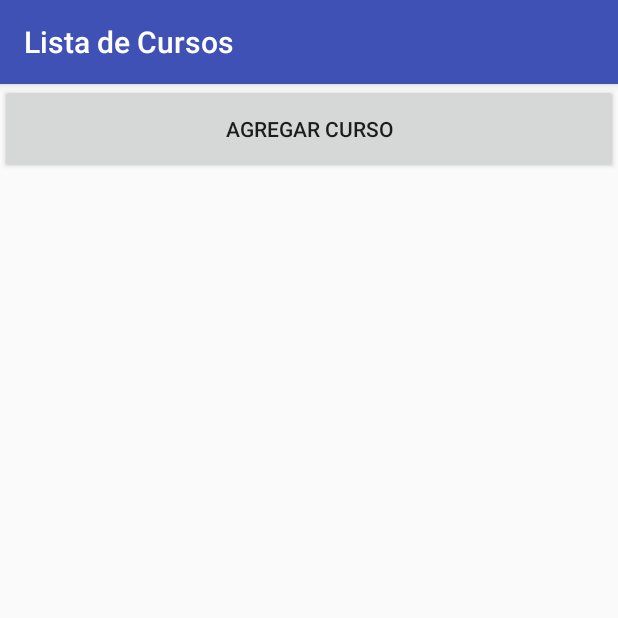
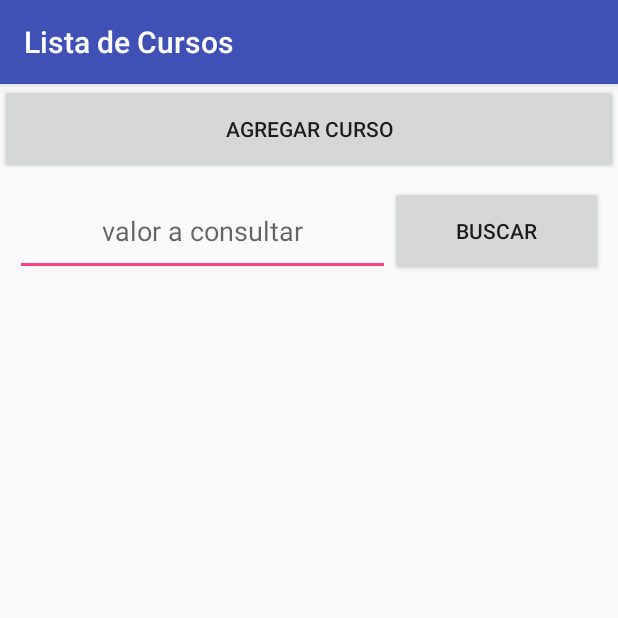
Before and after one commit to PrograMovil/Lab-BaseDatos, an Android app: the CursosFragment screen opened directly, with no data from a screen before it, on a phone screen of 412 x 824 dp, the top half of it. Run offline under Robolectric (Android 15) with nearby library versions, the phone set to English and light mode, and no system bars.

Commit message:
agregar boton de buscar curso y listener

```diff
--- a/app/src/main/java/com/lab_bd01/CursosFragment.java
+++ b/app/src/main/java/com/lab_bd01/CursosFragment.java
@@ -9,6 +9,7 @@ import android.support.v7.widget.RecyclerView;
 import android.view.LayoutInflater;
 import android.view.View;
 import android.view.ViewGroup;
+import android.widget.Button;
 import android.widget.ImageView;
 import android.widget.TextView;
 import android.widget.Toast;
@@ -23,13 +24,16 @@ public class CursosFragment extends Fragment {
     ArrayList<Curso> cursosList = new ArrayList<Curso>();
     RecyclerView cursosRecycler;
     BaseDatos basedatos;
+    Button buscarCursoBtn;
 
     @Override
     public void onCreate(@Nullable Bundle savedInstanceState) {
         super.onCreate(savedInstanceState);
+
         basedatos=BaseDatos.getInstance(getContext());
         initializeList();
         getActivity().setTitle("Lista de Cursos");
+
     }
 
     public void initializeList() {
@@ -55,6 +59,28 @@ public class CursosFragment extends Fragment {
         cursosRecycler.setHasFixedSize(true);
         LinearLayoutManager MyLayoutManager = new LinearLayoutManager(getActivity());
         MyLayoutManager.setOrientation(LinearLayoutManager.VERTICAL);
+
+        buscarCursoBtn = (Button) view.findViewById(R.id.buscarCursoBtn);
+
+        if(buscarCursoBtn == null){
+            Toast.makeText(getActivity(), "Boton null: " , Toast.LENGTH_SHORT).show();
+        }else{
+            buscarCursoBtn.setOnClickListener(new View.OnClickListener() {
+                @Override
+                public void onClick(View v) {
+                    cursosList.clear();
+                    Toast.makeText(getActivity(), "Buscando...", Toast.LENGTH_SHORT).show();
+                    LinearLayoutManager MyLayoutManager = new LinearLayoutManager(getActivity());
+                    MyLayoutManager.setOrientation(LinearLayoutManager.VERTICAL);
+                    if (cursosList.size() >= 0 & cursosRecycler != null) {
+                        cursosRecycler.setAdapter(new ListaDeCursosAdapter(cursosList));
+                    }
+                    cursosRecycler.setLayoutManager(MyLayoutManager);
+                }
+            });
+        }
+
+
         if (cursosList.size() > 0 & cursosRecycler != null) {
             cursosRecycler.setAdapter(new ListaDeCursosAdapter(cursosList));
         }
--- a/app/src/main/res/layout/curso_card.xml
+++ b/app/src/main/res/layout/curso_card.xml
@@ -1,5 +1,5 @@
 <?xml version="1.0" encoding="utf-8"?>
-<RelativeLayout xmlns:android="http://schemas.android.com/apk/res/android"
+<LinearLayout xmlns:android="http://schemas.android.com/apk/res/android"
     android:layout_width="match_parent"
     android:layout_height="match_parent"
     xmlns:tools="http://schemas.android.com/tools"
@@ -7,7 +7,27 @@
     android:paddingLeft="@dimen/activity_left_margin"
     android:paddingRight="@dimen/activity_right_margin"
     android:paddingTop="@dimen/activity_vertical_margin"
+    android:orientation="vertical"
     tools:context=".CursosFragment">
+
+    <LinearLayout
+        android:layout_width="match_parent"
+        android:layout_height="60dp"
+        android:orientation="horizontal">
+
+        <EditText
+            android:id="@+id/consultaCursoText"
+            android:layout_width="250dp"
+            android:layout_height="match_parent"
+            android:hint="valor a consultar"
+            android:gravity="center"/>
+
+        <Button
+            android:id="@+id/buscarCursoBtn"
+            android:layout_width="match_parent"
+            android:layout_height="match_parent"
+            android:text="Buscar" />
+    </LinearLayout>
 
     <android.support.v7.widget.RecyclerView
         android:id="@+id/cursoCardsView"
@@ -16,4 +36,4 @@
         tools:listitem="@layout/curso_items"
         />
 
-</RelativeLayout>
+</LinearLayout>
```
